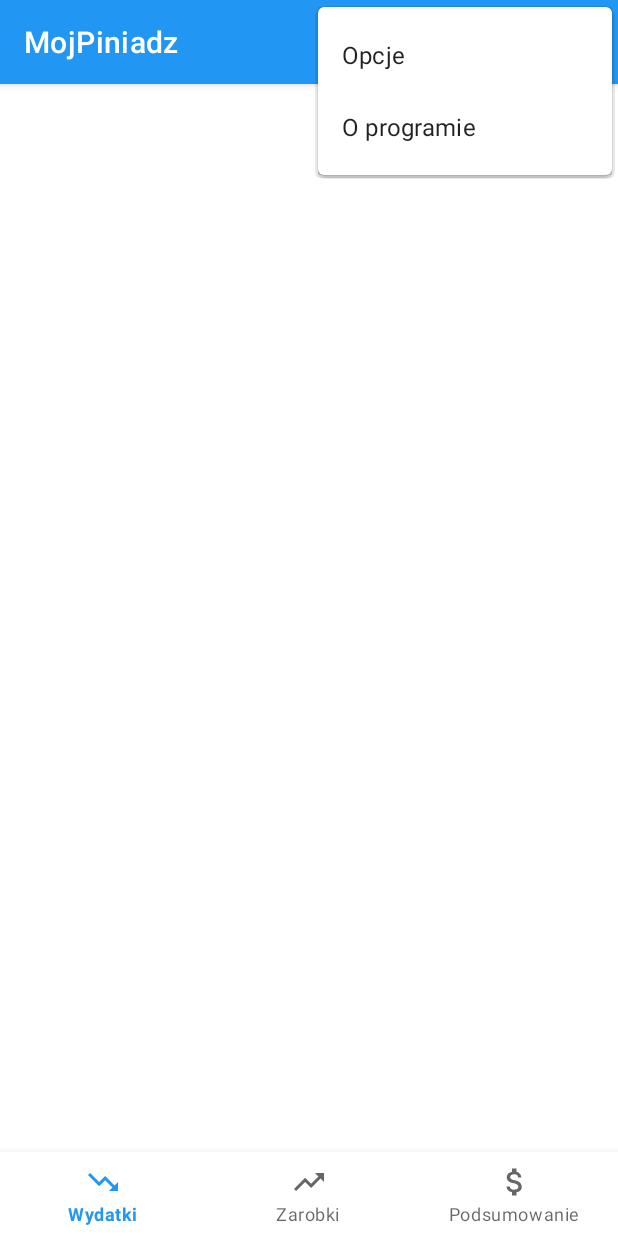
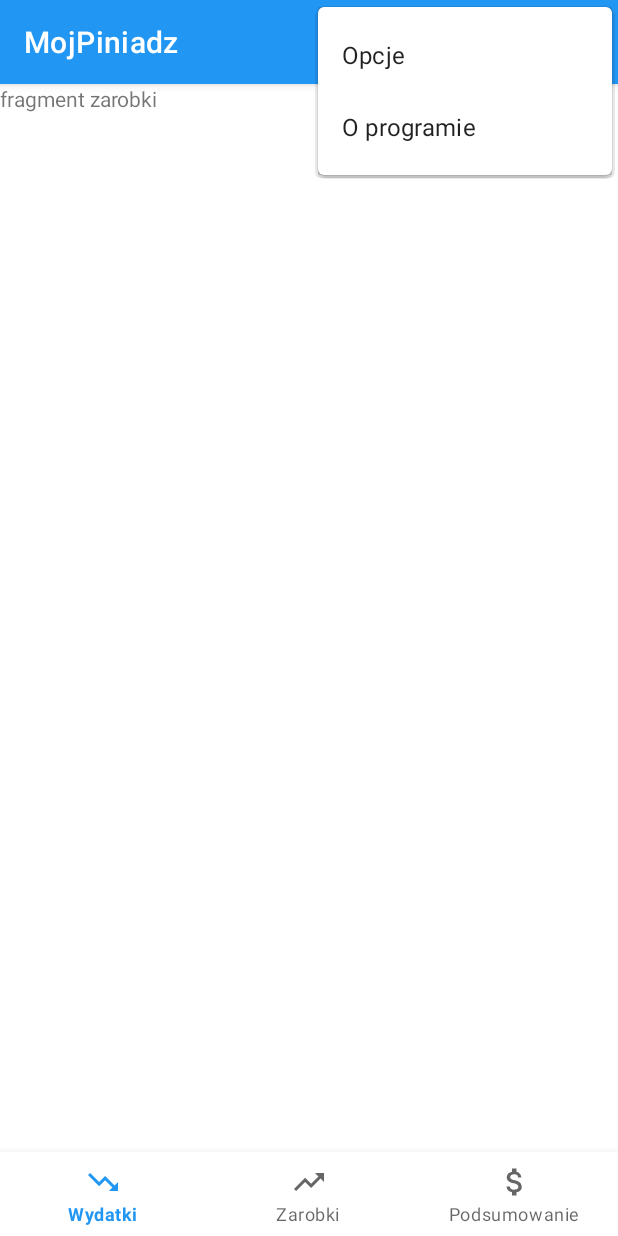
Before and after one commit to ecosse3/pam-2019-e6c1s1-mojpiniadz, an Android app: the screen it shows after launch (MainActivity), with the options menu open, on a phone screen of 412 x 824 dp. Run offline under Robolectric (Android 15) with nearby library versions, the phone set to English and light mode, and no system bars.

Commit message:
dodane przejścia między fragmentami poprzez swipe'a

```diff
--- a/app/build.gradle
+++ b/app/build.gradle
@@ -22,6 +22,7 @@ dependencies {
     implementation fileTree(dir: 'libs', include: ['*.jar'])
     implementation 'androidx.appcompat:appcompat:1.0.2'
     implementation 'androidx.constraintlayout:constraintlayout:1.1.3'
+    implementation 'androidx.legacy:legacy-support-v4:1.0.0'
     testImplementation 'junit:junit:4.12'
     androidTestImplementation 'androidx.test:runner:1.1.0'
     androidTestImplementation 'androidx.test.espresso:espresso-core:3.1.0'
--- /dev/null
+++ b/app/src/main/java/wel/wat/edu/pl/mojpiniadz/FragmentCollection.java
@@ -0,0 +1,36 @@
+package wel.wat.edu.pl.mojpiniadz;
+
+
+
+
+import androidx.fragment.app.Fragment;
+import androidx.fragment.app.FragmentActivity;
+import androidx.fragment.app.FragmentManager;
+import androidx.fragment.app.FragmentPagerAdapter;
+
+
+
+public class FragmentCollection extends FragmentPagerAdapter {
+    public FragmentCollection(FragmentManager fm){
+        super(fm);
+    }
+
+    @Override
+    public Fragment getItem(int position){
+        switch (position){
+            case 0:
+                return new zarobkiFragment();
+            case 1:
+                return new wydatkiFragment();
+            case 2:
+                return new podsumowanieFragment();
+                default:
+             return new zarobkiFragment();
+        }
+    }
+
+    @Override
+    public int getCount(){
+        return 3;
+    }
+}
--- a/app/src/main/java/wel/wat/edu/pl/mojpiniadz/MainActivity.java
+++ b/app/src/main/java/wel/wat/edu/pl/mojpiniadz/MainActivity.java
@@ -1,6 +1,13 @@
 package wel.wat.edu.pl.mojpiniadz;
 
 import androidx.appcompat.app.AppCompatActivity;
+import androidx.fragment.app.Fragment;
+import androidx.fragment.app.FragmentActivity;
+import androidx.fragment.app.FragmentPagerAdapter;
+import androidx.viewpager.widget.PagerAdapter;
+import androidx.viewpager.widget.ViewPager;
+import androidx.viewpager2.adapter.FragmentStateAdapter;
+import androidx.viewpager2.widget.ViewPager2;
 
 import android.content.Intent;
 import android.os.Bundle;
@@ -8,12 +15,17 @@ import android.provider.Settings;
 import android.view.Menu;
 import android.view.MenuItem;
 
+
 public class MainActivity extends AppCompatActivity {
 
+    private ViewPager viewpager;
+    private FragmentCollection adapter;
     @Override
     protected void onCreate(Bundle savedInstanceState) {
         super.onCreate(savedInstanceState);
         setContentView(R.layout.activity_main);
+        viewpager=findViewById(R.id.pager);
+        viewpager.setAdapter(new FragmentCollection(getSupportFragmentManager()));
     }
 
     @Override
--- /dev/null
+++ b/app/src/main/java/wel/wat/edu/pl/mojpiniadz/wydatkiFragment.java
@@ -0,0 +1,28 @@
+package wel.wat.edu.pl.mojpiniadz;
+
+import android.content.Context;
+import android.net.Uri;
+import android.os.Bundle;
+
+import androidx.fragment.app.Fragment;
+
+import android.view.LayoutInflater;
+import android.view.View;
+import android.view.ViewGroup;
+
+
+public class wydatkiFragment extends Fragment {
+
+    public wydatkiFragment() {
+        // Required empty public constructor
+    }
+
+
+    @Override
+    public View onCreateView(LayoutInflater inflater, ViewGroup container,
+                             Bundle savedInstanceState) {
+        // Inflate the layout for this fragment
+        return inflater.inflate(R.layout.fragment_wydatki, container, false);
+    }
+
+}
--- /dev/null
+++ b/app/src/main/java/wel/wat/edu/pl/mojpiniadz/zarobkiFragment.java
@@ -0,0 +1,28 @@
+package wel.wat.edu.pl.mojpiniadz;
+
+import android.content.Context;
+import android.net.Uri;
+import android.os.Bundle;
+
+import androidx.fragment.app.Fragment;
+
+import android.view.LayoutInflater;
+import android.view.View;
+import android.view.ViewGroup;
+
+
+public class zarobkiFragment extends Fragment {
+
+    public zarobkiFragment(){
+
+    }
+
+    @Override
+    public View onCreateView(LayoutInflater inflater, ViewGroup container,
+                             Bundle savedInstanceState) {
+        ViewGroup rootView=(ViewGroup) inflater.inflate(R.layout.fragment_zarobki,container,false);
+        // Inflate the layout for this fragment
+        return rootView;
+    }
+
+}
--- a/app/src/main/res/layout/activity_about.xml
+++ b/app/src/main/res/layout/activity_about.xml
@@ -22,7 +22,7 @@
         android:layout_marginLeft="10dp"
         android:layout_marginTop="30dp"
         android:layout_marginRight="10dp"
-        android:text="Jest to program, który został stworzony aby pomóc Ci zorganizować swoje wydatki. Umożliwia on analizę przychodów, wydatkóworaz pozwala zobrazować wyniki naszych finansowych działań w kilku trybach: dziennym, tygodniowym, miesięcznym i rocznym."
+        android:text="Jest to program, który został stworzony aby pomóc Ci zorganizować swoje wydatkiFragment. Umożliwia on analizę przychodów, wydatkóworaz pozwala zobrazować wyniki naszych finansowych działań w kilku trybach: dziennym, tygodniowym, miesięcznym i rocznym."
         android:textColor="#141313" />
 
     <TextView
--- a/app/src/main/res/layout/activity_main.xml
+++ b/app/src/main/res/layout/activity_main.xml
@@ -4,7 +4,15 @@
     xmlns:tools="http://schemas.android.com/tools"
     android:layout_width="match_parent"
     android:layout_height="match_parent"
+    android:orientation="vertical"
     tools:context=".MainActivity">
+
+    <androidx.viewpager.widget.ViewPager
+        android:id="@+id/pager"
+        android:layout_width="match_parent"
+        android:layout_height="match_parent"
+        android:layout_above="@+id/navigation_view"
+        android:layout_marginBottom="0dp" />
 
     <com.google.android.material.bottomnavigation.BottomNavigationView
         android:layout_alignParentBottom="true"
--- /dev/null
+++ b/app/src/main/res/layout/fragment_zarobki.xml
@@ -0,0 +1,14 @@
+<?xml version="1.0" encoding="utf-8"?>
+<FrameLayout xmlns:android="http://schemas.android.com/apk/res/android"
+    xmlns:tools="http://schemas.android.com/tools"
+    android:layout_width="match_parent"
+    android:layout_height="match_parent"
+    tools:context=".zarobkiFragment">
+
+    <!-- TODO: Update blank fragment layout -->
+    <TextView
+        android:layout_width="match_parent"
+        android:layout_height="match_parent"
+        android:text="fragment zarobki" />
+
+</FrameLayout>
--- a/app/src/main/res/values/strings.xml
+++ b/app/src/main/res/values/strings.xml
@@ -11,4 +11,7 @@
     <string name="categories">Zarządzaj kategoriami </string>
     <string name="change_value">Zmień walutę</string>
     <string name="currency">Waluty</string>
+
+    <!-- TODO: Remove or change this placeholder text -->
+    <string name="hello_blank_fragment">Hello blank fragment</string>
 </resources>
```
Also changed, not shown: app/src/main/java/wel/wat/edu/pl/mojpiniadz/podsumowanieFragment.java (added, +29 -0 lines), app/src/main/res/layout/fragment_podsumowanie.xml (added, +14 -0 lines), app/src/main/res/layout/fragment_wydatki.xml (added, +14 -0 lines).
